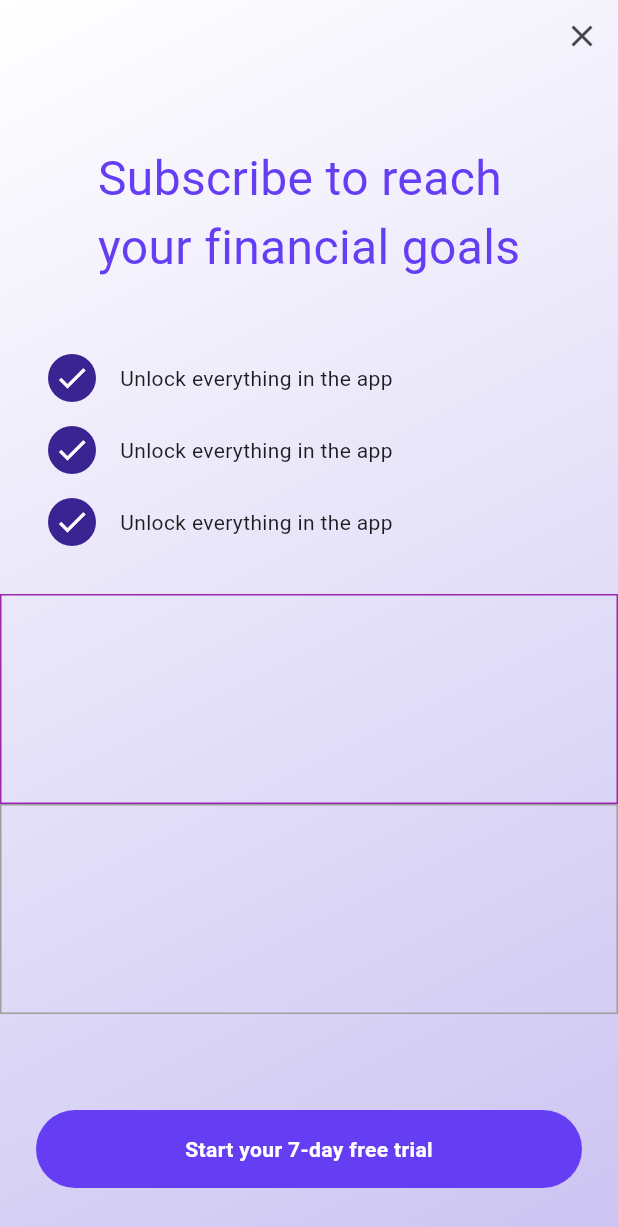
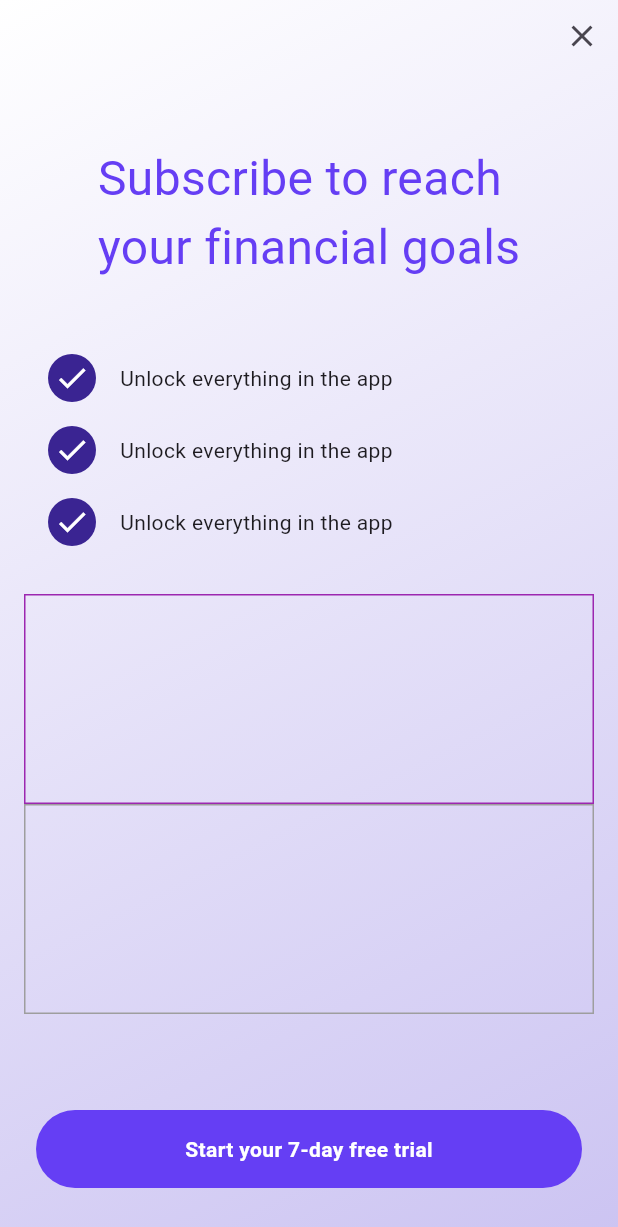
Before and after one commit to JAICHANGPARK/flutter_notebook_chapter_43, a Flutter app: the PaywallScreen screen opened directly, on a phone screen of 412 x 824 dp. Shown: the top 1227 px of the screen. Run offline on Flutter 3.47's test engine with Material 3 defaults, Android fonts, the phone set to English and light mode, and no system bars; our stand-ins replace gap.

Commit message:
Update paywall_screen.dart

```diff
--- a/lib/ep2154_paywall_screen/views/paywall_screen.dart
+++ b/lib/ep2154_paywall_screen/views/paywall_screen.dart
@@ -104,7 +104,7 @@ class _PaywallScreenState extends State<PaywallScreen> {
                   ),
                   Expanded(
                       child: Padding(
-                    padding: const EdgeInsets.symmetric(vertical: 32),
+                    padding: const EdgeInsets.symmetric(vertical: 32, horizontal: 16),
                     child: Column(
                       children: [
                         Expanded(
```
